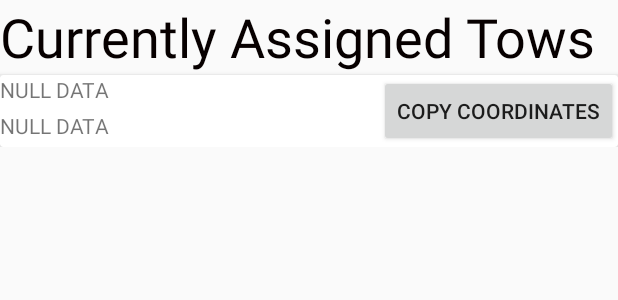
After one commit to Jeshawn/Tow_Buddy_Client, an Android app: the layout active_tows_ui_rows.xml on its own in the app's theme, with its tools: preview values and no code run, on a phone screen of 412 x 824 dp. The commit adds this screen. Shown: the top 300 px of the screen. Run offline under Robolectric (Android 15) with nearby library versions, the phone set to English and light mode, and no system bars.

Commit message:
The recyclerView object is almost fully functioning, experiencing a null reference. Must set text properly in active_tows_ui_rows.xml file. RecyclerViewAdapter implemented, memorize structure.

```diff
--- a/app/src/main/java/com/Tow_Buddy/Tow_Buddy_Customer_Side/Activity_CoordinateSender.java
+++ b/app/src/main/java/com/Tow_Buddy/Tow_Buddy_Customer_Side/Activity_CoordinateSender.java
@@ -20,7 +20,7 @@ public class Activity_CoordinateSender extends AppCompatActivity implements Runn
     {
         try {
             Looper.getMainLooper().prepare();
-            Activity_RepositoryLayer_Customer towBuddyRepository = new Activity_RepositoryLayer_Customer(
+            Activity_CustomerRepositoryLayer towBuddyRepository = new Activity_CustomerRepositoryLayer(
                     Activity_SetLocation.customerName,
                     Activity_SetLocation.customerPhoneNumber,
                     new Date().toString(),
--- a/app/src/main/java/com/Tow_Buddy/WelcomeScreen.java
+++ b/app/src/main/java/com/Tow_Buddy/WelcomeScreen.java
@@ -26,12 +26,12 @@ public class WelcomeScreen extends AppCompatActivity
         try {
             EditText customerPhoneNumber =  findViewById(R.id.customerPhoneNumber);
             EditText customerName = findViewById(R.id.customerName);
-            Intent intent = new Intent(this, Activity_SetLocation.class);
             if (customerPhoneNumber.getText().toString().length() != 10) {
                 incorrectPhoneNumberFormat();
                 return;
             }
             String phoneNumber = customerPhoneNumber.getText().toString();
+            Intent intent = new Intent(this, Activity_SetLocation.class);
             intent.putExtra("customerPhoneNumber", phoneNumber);
             intent.putExtra("customerName", customerName.getText().toString());
             startActivity(intent);
--- /dev/null
+++ b/app/src/main/res/layout/active_tows_ui_rows.xml
@@ -0,0 +1,72 @@
+<?xml version="1.0" encoding="utf-8"?>
+<android.support.constraint.ConstraintLayout xmlns:android="http://schemas.android.com/apk/res/android"
+    xmlns:app="http://schemas.android.com/apk/res-auto"
+    xmlns:tools="http://schemas.android.com/tools"
+    android:layout_width="match_parent"
+    android:layout_height="wrap_content">
+
+    <TextView
+        android:id="@+id/currentTowsHeader"
+        android:layout_width="0dp"
+        android:layout_height="wrap_content"
+        android:text="@string/Currently_Assigned_Tows"
+        android:textAllCaps="false"
+        android:textColor="#070000"
+        android:textSize="36sp"
+        app:layout_constraintEnd_toEndOf="parent"
+        app:layout_constraintStart_toStartOf="parent"
+        app:layout_constraintTop_toTopOf="parent" />
+
+    <android.support.v7.widget.CardView
+        android:id="@+id/CurrentTowsTab"
+        android:layout_width="0dp"
+        android:layout_height="wrap_content"
+        android:layout_marginTop="1dp"
+        app:layout_constraintEnd_toEndOf="parent"
+        app:layout_constraintStart_toStartOf="parent"
+        app:layout_constraintTop_toBottomOf="@+id/currentTowsHeader">
+
+        <android.support.constraint.ConstraintLayout
+            android:layout_width="match_parent"
+            android:layout_height="wrap_content"
+            android:visibility="visible"
+            tools:visibility="visible">
+
+            <Button
+                android:id="@+id/button2"
+                android:layout_width="wrap_content"
+                android:layout_height="match_parent"
+                android:text="@string/Button_CopyCoordinates"
+                app:layout_constraintBottom_toBottomOf="parent"
+                app:layout_constraintEnd_toEndOf="parent"
+                app:layout_constraintTop_toTopOf="parent"
+                tools:layout_conversion_absoluteHeight="48dp"
+                tools:layout_conversion_absoluteWidth="88dp" />
+
+            <TextView
+                android:id="@+id/textView_CustomerDetails"
+                android:layout_width="0dp"
+                android:layout_height="wrap_content"
+                android:text="@string/TextView_CustomerDetails"
+                app:layout_constraintEnd_toStartOf="@+id/button2"
+                app:layout_constraintStart_toStartOf="parent"
+                app:layout_constraintTop_toTopOf="parent"
+                tools:layout_conversion_absoluteHeight="19dp"
+                tools:layout_conversion_absoluteWidth="411dp" />
+
+            <TextView
+                android:id="@+id/textView_CustomerCoordinates"
+                android:layout_width="0dp"
+                android:layout_height="wrap_content"
+                android:text="@string/TextView_CustomerCoordinates"
+                app:layout_constraintBottom_toBottomOf="parent"
+                app:layout_constraintEnd_toStartOf="@+id/button2"
+                app:layout_constraintStart_toStartOf="parent"
+                app:layout_constraintTop_toBottomOf="@+id/textView_CustomerDetails"
+                tools:layout_conversion_absoluteHeight="23dp"
+                tools:layout_conversion_absoluteWidth="256dp" />
+
+        </android.support.constraint.ConstraintLayout>
+    </android.support.v7.widget.CardView>
+
+</android.support.constraint.ConstraintLayout>
--- a/app/src/main/res/values/strings.xml
+++ b/app/src/main/res/values/strings.xml
@@ -3,6 +3,7 @@
     <string name="app_name">Tow_Buddy_Prototype</string>
     <string name="Accept_Coordinate_Send">Send</string>
     <string name="Active_Tows">Active Tows</string>
+    <string name="Button_CopyCoordinates">Copy Coordinates</string>
     <string name="Cancel">Cancel</string>
     <string name="CancelTow_AlertDialog">Are you sure you don\'t need a tow anymore?</string>
     <string name="CancelTow_Button">Cancel Tow</string>
@@ -31,6 +32,8 @@
     <string name="SuccessfulCoordinateSend">Coordinates Sent</string>
     <string name="SuccessfulLogin">You are now logged in!</string>
     <string name="SuccessfulLogout">You have successfully logged out.</string>
+    <string name="TextView_CustomerDetails">NULL DATA</string>
+    <string name="TextView_CustomerCoordinates">NULL DATA</string>
     <string name="User_Name">First and last name</string>
     <string name="WelcomeMessage">Need a tow?\nEnter your info to get started.</string>
     <string name="WelcomeScreenButton">Request tow</string>
```
Also changed, not shown: app/src/main/AndroidManifest.xml (+27 -40 lines), app/src/main/java/com/Tow_Buddy/Tow_Buddy_Customer_Side/Activity_CustomerRepositoryLayer.java (renamed from app/src/main/java/com/Tow_Buddy/Tow_Buddy_Customer_Side/Activity_RepositoryLayer_Customer.java, +29 -20 lines), app/src/main/java/com/Tow_Buddy/Tow_Buddy_Employee_Side/Activity_ActiveTowsScreen.java (+13 -79 lines), app/src/main/java/com/Tow_Buddy/Tow_Buddy_Employee_Side/Activity_EmployeeLoginPage.java (+2 -5 lines), app/src/main/java/com/Tow_Buddy/Tow_Buddy_Employee_Side/Activity_EmployeeRepositoryLayer.java (renamed from app/src/main/java/com/Tow_Buddy/Tow_Buddy_Employee_Side/Activity_RepositoryLayer_Employee.java, +55 -3 lines), app/src/main/java/com/Tow_Buddy/Tow_Buddy_Employee_Side/RecyclerViewAdapter_ActiveTowsScreen.java (added, +55 -0 lines), app/src/main/res/layout/active_tows.xml (deleted, +0 -33 lines), app/src/main/res/layout/active_tows_recycler_view.xml (added, +11 -0 lines), app/src/main/res/layout/activity_main.xml (+24 -15 lines), app/src/main/res/layout/employee_login_page.xml (+20 -12 lines), 2 other files.
